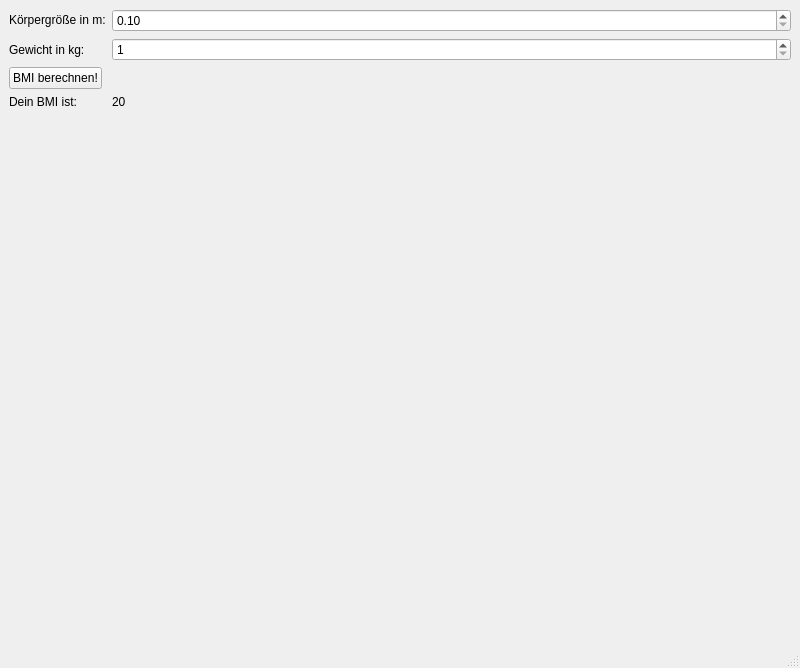
Old version of the form ui/mainwindow.ui in the repository soenkef/python_PyQT.
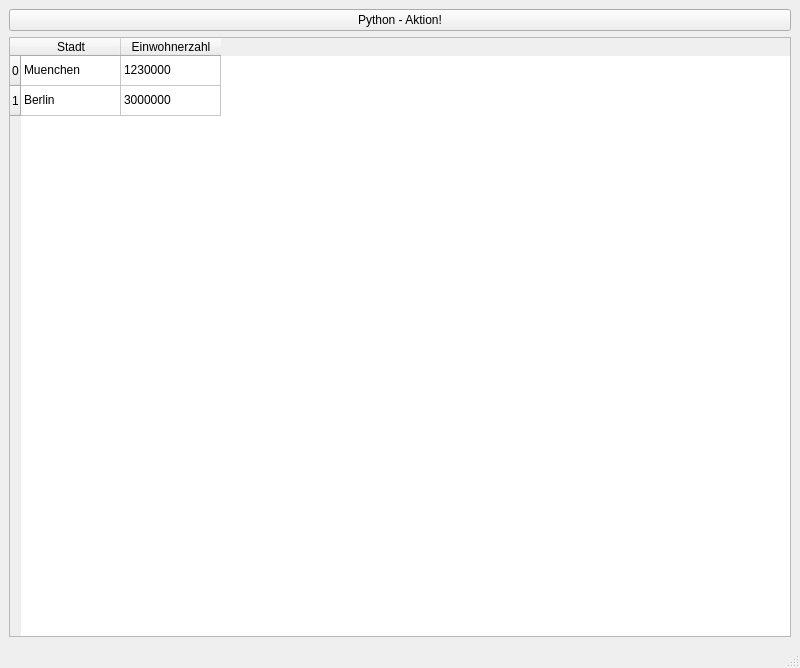
New version of the form.

Commit message: PyQT - Tabelle gebaut

```diff
--- a/ui/mainwindow.ui
+++ b/ui/mainwindow.ui
@@ -14,68 +14,57 @@
    <string>MainWindow</string>
   </property>
   <widget class="QWidget" name="centralwidget">
-   <layout class="QHBoxLayout" name="horizontalLayout">
+   <layout class="QVBoxLayout" name="verticalLayout">
     <item>
-     <layout class="QFormLayout" name="formLayout">
+     <widget class="QPushButton" name="pushButton">
+      <property name="text">
+       <string>Python - Aktion!</string>
+      </property>
+     </widget>
+    </item>
+    <item>
+     <widget class="QTableWidget" name="tableWidget">
+      <row>
+       <property name="text">
+        <string>0</string>
+       </property>
+      </row>
+      <row>
+       <property name="text">
+        <string>1</string>
+       </property>
+      </row>
+      <column>
+       <property name="text">
+        <string>Stadt</string>
+       </property>
+      </column>
+      <column>
+       <property name="text">
+        <string>Einwohnerzahl</string>
+       </property>
+      </column>
       <item row="0" column="0">
-       <widget class="QLabel" name="label">
-        <property name="text">
-         <string>K&amp;ouml;rpergr&amp;ouml;&amp;szlig;e in m:</string>
-        </property>
-        <property name="textFormat">
-         <enum>Qt::RichText</enum>
-        </property>
-       </widget>
+       <property name="text">
+        <string>Muenchen</string>
+       </property>
       </item>
       <item row="0" column="1">
-       <widget class="QDoubleSpinBox" name="height">
-        <property name="minimum">
-         <double>0.100000000000000</double>
-        </property>
-        <property name="maximum">
-         <double>2500000.000000000000000</double>
-        </property>
-        <property name="singleStep">
-         <double>0.010000000000000</double>
-        </property>
-       </widget>
+       <property name="text">
+        <string>1230000</string>
+       </property>
       </item>
       <item row="1" column="0">
-       <widget class="QLabel" name="label_2">
-        <property name="text">
-         <string>Gewicht in kg:</string>
-        </property>
-       </widget>
-      </item>
-      <item row="2" column="0">
-       <widget class="QPushButton" name="calculate">
-        <property name="text">
-         <string>BMI berechnen!</string>
-        </property>
-       </widget>
-      </item>
-      <item row="3" column="0">
-       <widget class="QLabel" name="label_3">
-        <property name="text">
-         <string>Dein BMI ist: </string>
-        </property>
-       </widget>
-      </item>
-      <item row="3" column="1">
-       <widget class="QLabel" name="result">
-        <property name="text">
-         <string>20</string>
-        </property>
-       </widget>
+       <property name="text">
+        <string>Berlin</string>
+       </property>
       </item>
       <item row="1" column="1">
-       <widget class="QSpinBox" name="weight">
-        <property name="minimum">
-         <number>1</number>
-        </property>
-       </widget>
+       <property name="text">
+        <string>3000000</string>
+       </property>
       </item>
-     </layout>
+     </widget>
     </item>
    </layout>
   </widget>
```
The commit also changes 2 other files.
